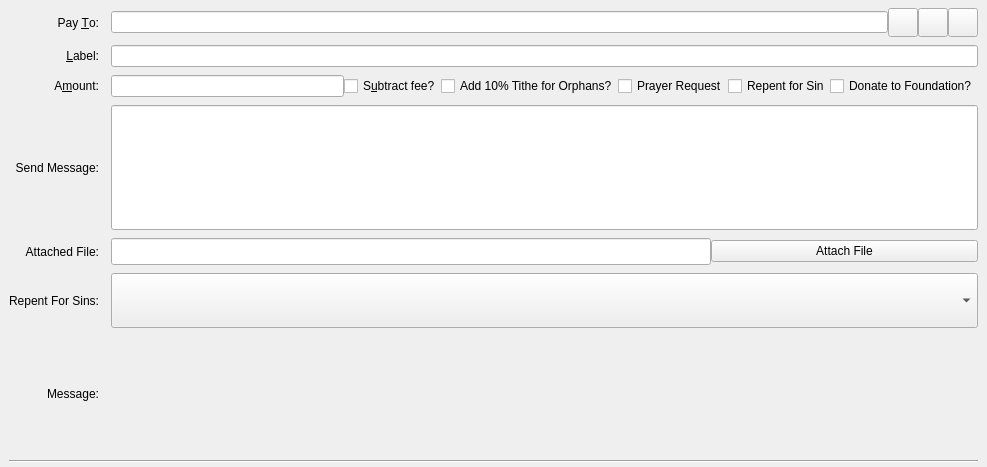
biblepay/biblepay_legacy, file src/qt/forms/sendcoinsentry.ui: the form before one commit.
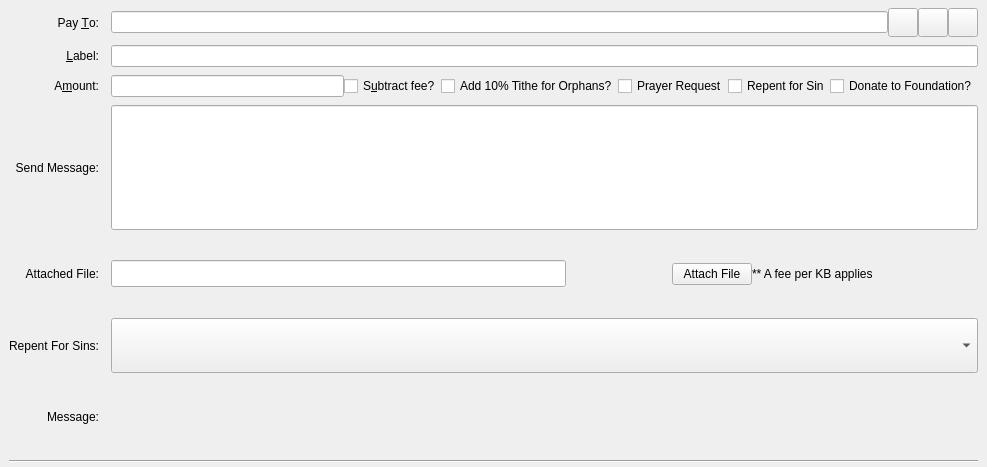
The form after the commit. Custom widgets are drawn as their Qt base class.

What changed in the file:
```diff
--- a/src/qt/forms/sendcoinsentry.ui
+++ b/src/qt/forms/sendcoinsentry.ui
@@ -284,7 +284,7 @@
         </property>
         <property name="minimumSize">
          <size>
-          <width>0</width>
+          <width>455</width>
           <height>27</height>
          </size>
         </property>
@@ -300,8 +300,24 @@
         <property name="maxLength">
          <number>1000</number>
         </property>
+        <property name="readOnly">
+         <bool>true</bool>
+        </property>
        </widget>
       </item>
+      <item>
+       <spacer name="horizontalSpacer">
+        <property name="orientation">
+         <enum>Qt::Horizontal</enum>
+        </property>
+        <property name="sizeHint" stdset="0">
+         <size>
+          <width>5</width>
+          <height>12</height>
+         </size>
+        </property>
+       </spacer>
+      </item>
       <item>
        <widget class="QPushButton" name="btnAttach">
         <property name="text">
@@ -309,6 +325,26 @@
         </property>
        </widget>
       </item>
+      <item>
+       <widget class="QLabel" name="lblIPFSFee">
+        <property name="text">
+         <string>** A fee per KB applies</string>
+        </property>
+       </widget>
+      </item>
+      <item>
+       <spacer name="horizontalSpacer_2">
+        <property name="orientation">
+         <enum>Qt::Horizontal</enum>
+        </property>
+        <property name="sizeHint" stdset="0">
+         <size>
+          <width>6</width>
+          <height>20</height>
+         </size>
+        </property>
+       </spacer>
+      </item>
      </layout>
     </item>
     <item row="5" column="0">
```
